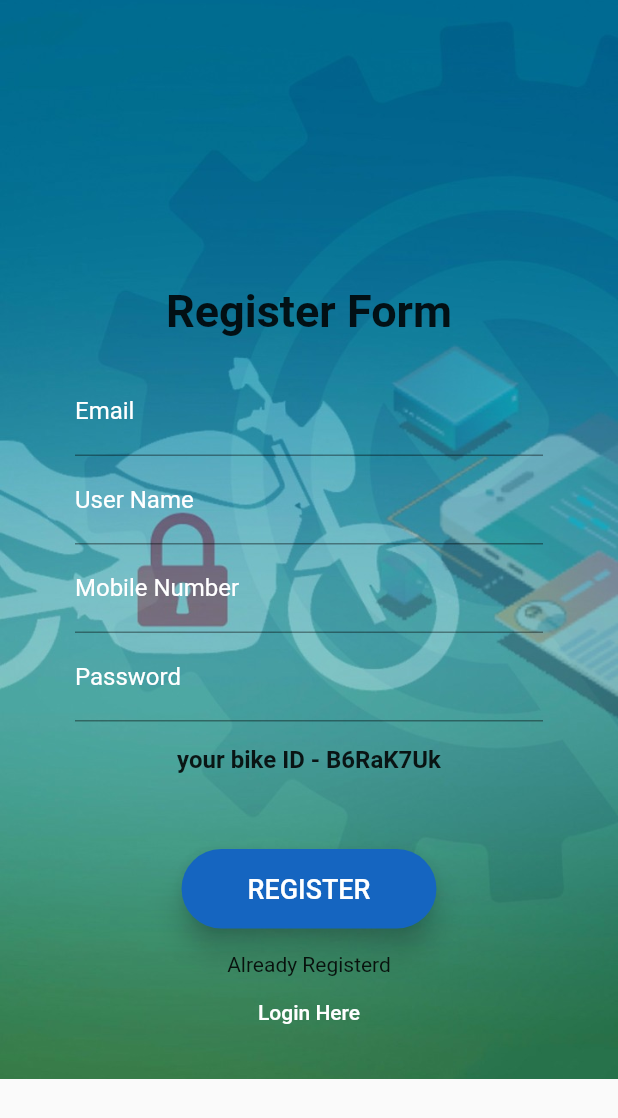
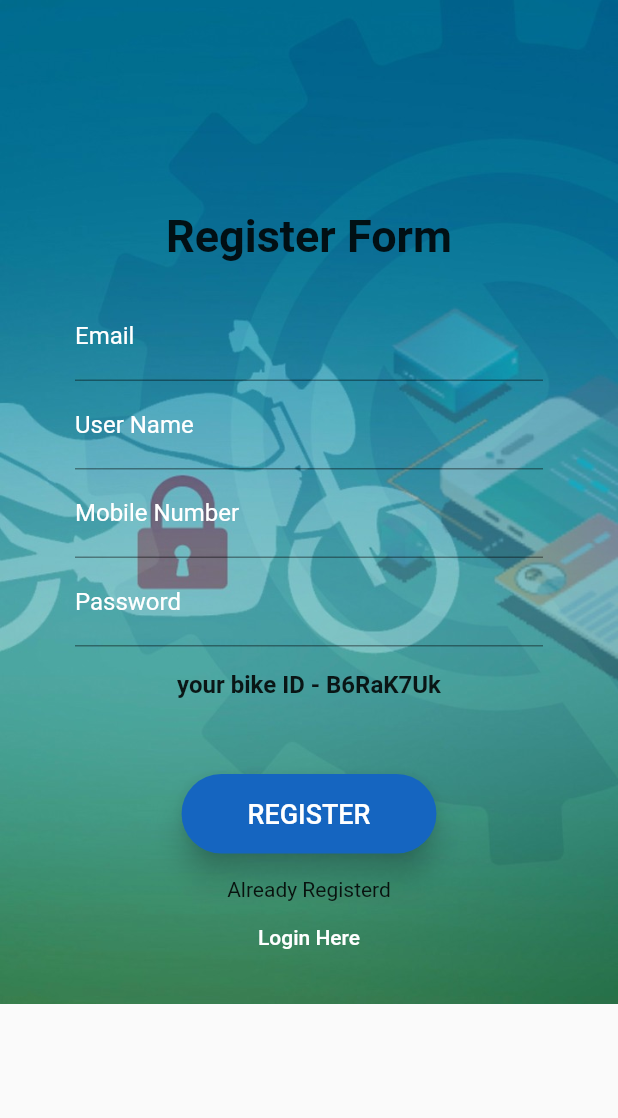
Before and after one commit to SithumDilanga/bike-secure, a Flutter app: the Register screen opened directly, on a phone screen of 412 x 824 dp. Shown: the top 1118 px of the screen. Run offline on Flutter 3.47's test engine with Material 2 defaults, Android fonts, the phone set to English and light mode, and no system bars; our stand-ins replace cloud_firestore, firebase_auth, firebase_core, firebase_messaging, fluttertoast, geolocator; missing offline and left inert: platform_maps_flutter, qr_code_scanner; accounts and stored records are empty.

```diff
--- a/lib/models/user.dart
+++ b/lib/models/user.dart
@@ -1,5 +1,5 @@
 class UID {
-  late final String uid;
+  final String uid;
 
-  UID({required this.uid});
+  UID({this.uid});
 }
--- a/lib/screens/Register.dart
+++ b/lib/screens/Register.dart
@@ -1,6 +1,7 @@
 import 'package:bike_secure/home.dart';
 import 'package:bike_secure/main.dart';
 import 'package:bike_secure/screens/LoginScreen.dart';
+import 'package:bike_secure/screens/qu_scan.dart';
 import 'package:bike_secure/services/database.dart';
 import 'package:firebase_auth/firebase_auth.dart';
 import 'package:flutter/material.dart';
@@ -30,8 +31,10 @@ class _RegisterState extends State<Register> {
 
     String bikeID = getRandomString(8);
 
-    return Scaffold(
+    return Material(
+      child: Scaffold(
           body: SingleChildScrollView(
+            physics: AlwaysScrollableScrollPhysics(),
             child: Container(
               decoration: BoxDecoration(
                 image: DecorationImage(
@@ -42,8 +45,9 @@ class _RegisterState extends State<Register> {
               padding: EdgeInsets.symmetric(vertical: 20.0, horizontal: 50.0),
               child: Form(
                 child: Column(
+                  mainAxisSize: MainAxisSize.max,
                   children: <Widget>[
-              SizedBox(height: 170.0),
+                    SizedBox(height: 120.0),
                     Text(
                       'Register Form',
                       style: TextStyle(fontSize: 30.0, fontWeight: FontWeight.bold),
@@ -99,8 +103,7 @@ class _RegisterState extends State<Register> {
                       ),
                     ),
                     SizedBox(height: 50.0),
-              Expanded(
-                child: ElevatedButton(
+                    ElevatedButton(
                       style: ElevatedButton.styleFrom(
                         primary: Colors.blue[800],
                         elevation: 8.0,
@@ -142,7 +145,6 @@ class _RegisterState extends State<Register> {
                         }
                       },
                     ),
-              ),
                     SizedBox(
                       height: 16.0,
                     ),
@@ -159,13 +161,14 @@ class _RegisterState extends State<Register> {
                 ),
               ),
             ),
-    ));
+          )),
+    );
   }
 
   final FirebaseAuth auth = FirebaseAuth.instance;
 
   Future registerNewUser(BuildContext context, String bikeID) async {
-    final User? firebaseUser = (await FirebaseAuth.instance
+    final User firebaseUser = (await FirebaseAuth.instance
             .createUserWithEmailAndPassword(
                 email: emailTextEditingController.text,
                 password: passwordTextEditingController.text)
@@ -173,7 +176,7 @@ class _RegisterState extends State<Register> {
       displayToastMessage("Error: " + err, context);
     })).user;
 
-    String userId = firebaseUser!.uid;
+    String userId = firebaseUser.uid;
 
     DatabaseService(uid: userId).updateUserData(
       name: nameTextEditingController.text,
--- a/lib/services/database.dart
+++ b/lib/services/database.dart
@@ -3,15 +3,15 @@ import 'package:cloud_firestore/cloud_firestore.dart';
 class DatabaseService {
 
   // userid of the user
-  late final String uid;
+  final String uid;
 
-  DatabaseService({required this.uid});
+  DatabaseService({this.uid});
 
   // users collection reference
   final CollectionReference usersCollection = FirebaseFirestore.instance.collection('users');
 
   // creating new document for a new user and updating existing userdata
-  Future updateUserData({required String name, required String email, required String password, required String bikeId, required bool isInDanger}) async {
+  Future updateUserData({ String name,  String email,  String password,  String bikeId,  bool isInDanger}) async {
     return await usersCollection.doc(uid).set({
       'name': name,
       'email': email,
--- a/pubspec.yaml
+++ b/pubspec.yaml
@@ -18,7 +18,7 @@ publish_to: 'none' # Remove this line if you wish to publish to pub.dev
 version: 1.0.0+1
 
 environment:
-  sdk: '>=2.9.0 <3.0.0'
+  sdk: '>=2.11.0 <3.0.0'
 
 dependencies:
   flutter:
@@ -34,6 +34,8 @@ dependencies:
   firebase_messaging: ^10.0.4
   geolocator: ^5.1.5
   platform_maps_flutter: ^1.0.2
+  qr_code_scanner: ^0.3.5
+  url_launcher: ^4.2.0+3
 
 dev_dependencies:
   flutter_test:
```
Also changed, not shown: lib/home.dart (+27 -16 lines), lib/screens/qu_scan.dart (added, +116 -0 lines), pubspec.lock, 3 other files. Lines whose indentation alone changed are shown as unchanged.
